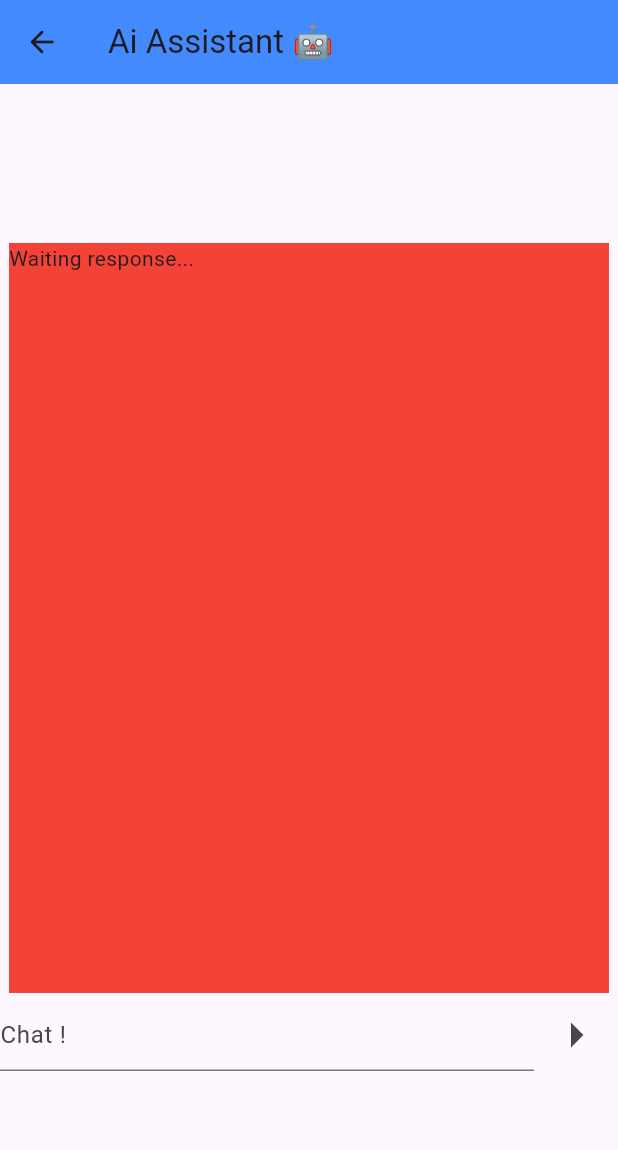
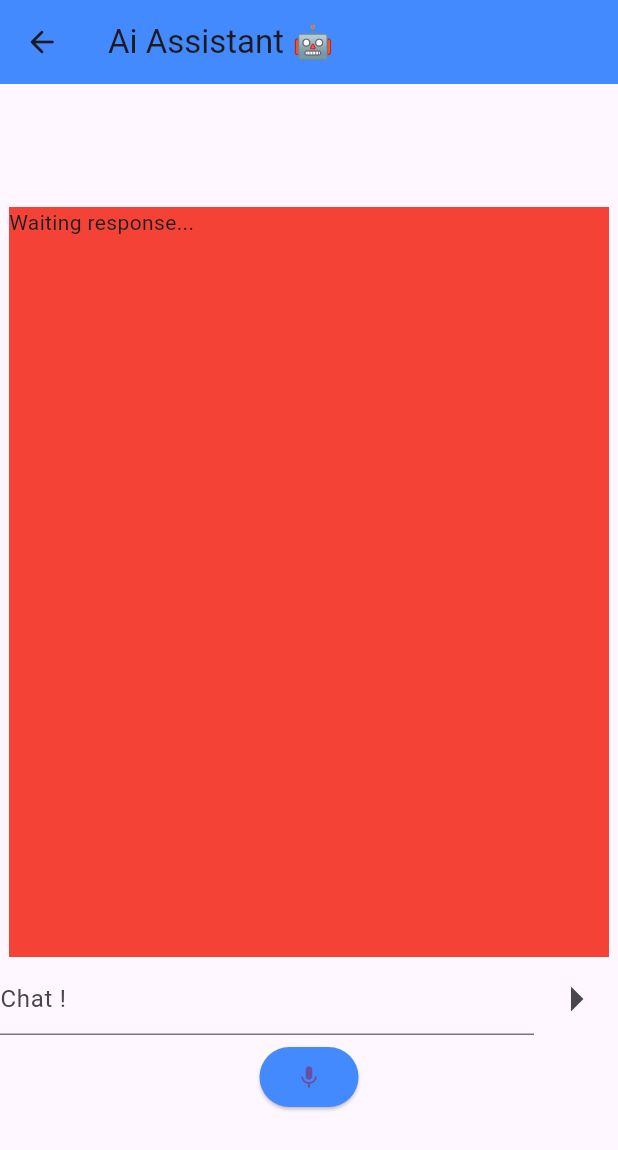
Before and after one commit to GrinddMaster/IoTProj, a Flutter app: the AiAssistPage screen opened directly, on a phone screen of 412 x 824 dp. Shown: the top 1150 px of the screen. Run offline on Flutter 3.47's test engine with Material 3 defaults, Android fonts, the phone set to English and light mode, and no system bars; our stand-ins replace bloc, flutter_bloc, syncfusion_flutter_sliders; missing offline and left inert: mqtt_client; key blocks and very long unbroken strings in the code were emptied for the run.

Commit message:
adding voice chat

```diff
--- a/lib/Widgets/AiAssistChat/bloc/chatbox_bloc.dart
+++ b/lib/Widgets/AiAssistChat/bloc/chatbox_bloc.dart
@@ -17,23 +17,25 @@ class AiError extends AiState {
 class AiInitState extends AiState {}
 
 class AiCubit extends Cubit<AiState> {
-  final String _apikey =
-      '';
+  final String _apikey = '';
   final String _url = 'https://api.openai.com/v1/chat/completions';
 
   AiCubit() : super(AiInitState());
 
   void sendText(String message) async {
-	  final Map<String,Object> body;
+    final Map<String, Object> body;
     final header = {
       'Authorization': 'Bearer $_apikey',
       'Content-type': 'application/json',
     };
-	  if(message == null){body = {};print("Empty body~");}else{
+    if (message == null) {
+      body = {};
+      print("Empty body~");
+    } else {
       body = {
         'model': 'gpt-4o-mini',
         'messages': [
-			{"role":"user","content":message}
+          {"role": "user", "content": message},
         ],
         'max_tokens': 2048,
         'temperature': 0.7,
@@ -48,7 +50,6 @@ class AiCubit extends Cubit<AiState> {
 
     if (response.statusCode == 200) {
       final jsonData = jsonDecode(response.body);
-		print(jsonData['choices'][0]['message']['content']);
       emit(AiResponse(jsonData['choices'][0]['message']['content']));
     } else {
       emit(AiError('Failed Response: ${response.statusCode}'));
--- a/lib/Widgets/AiAssistChat/chatbox_widget.dart
+++ b/lib/Widgets/AiAssistChat/chatbox_widget.dart
@@ -1,6 +1,10 @@
+import 'package:advnet/Widgets/Voice_chat/voice_chat_widget.dart';
 import 'package:flutter/material.dart';
 import 'package:advnet/Widgets/AiAssistChat/bloc/chatbox_bloc.dart';
 import 'package:flutter_bloc/flutter_bloc.dart';
+import 'package:advnet/Widgets/Voice_chat/bloc/voicechat_cubit.dart';
+
+int state = 0;
 
 class ChatBoxWidget extends StatelessWidget {
   ChatBoxWidget({super.key});
@@ -44,8 +48,20 @@ class ChatBoxWidget extends StatelessWidget {
                   iconSize: 40,
                   icon: Icon(Icons.arrow_right),
                   onPressed: () {
-                    context.read<AiCubit>().sendText(_controller.text.toString());
+                    context.read<AiCubit>().sendText(
+                      _controller.text.toString(),
+                    );
                   },
+                ),
+              ],
+            ),
+            Row(
+              mainAxisAlignment: MainAxisAlignment.center,
+              mainAxisSize: MainAxisSize.min,
+              children: [
+                BlocProvider<VoicechatCubit>(
+                  create: (BuildContext context) => VoicechatCubit(),
+                  child: VoiceChatWidget(),
                 ),
               ],
             ),
--- /dev/null
+++ b/lib/Widgets/Voice_chat/bloc/voicechat_cubit.dart
@@ -0,0 +1,7 @@
+import 'package:bloc/bloc.dart';
+
+class VoicechatCubit extends Cubit<bool> {
+  VoicechatCubit() : super(false);
+  void pressedButton() => emit(true);
+  void releasedButton() => emit(false);
+}
--- /dev/null
+++ b/lib/Widgets/Voice_chat/voice_chat_widget.dart
@@ -0,0 +1,30 @@
+import 'package:flutter/material.dart';
+import 'package:advnet/Widgets/Voice_chat/bloc/voicechat_cubit.dart';
+import 'package:flutter_bloc/flutter_bloc.dart';
+
+class VoiceChatWidget extends StatelessWidget {
+  const VoiceChatWidget({super.key});
+  @override
+  Widget build(BuildContext context) {
+    return BlocBuilder<VoicechatCubit, bool>(
+      builder: (BuildContext context, bool isPressed) {
+        return GestureDetector(
+          onLongPressStart: (_) {
+            context.read<VoicechatCubit>().pressedButton();
+          },
+          onLongPressEnd: (_) {
+            context.read<VoicechatCubit>().releasedButton();
+          },
+          child: ElevatedButton(
+            onPressed: () {},
+            style: ElevatedButton.styleFrom(
+              backgroundColor:
+                  isPressed ? Colors.greenAccent : Colors.blueAccent,
+            ),
+            child: Icon(Icons.mic),
+          ),
+        );
+      },
+    );
+  }
+}
```
Lines whose indentation alone changed are shown as unchanged.
